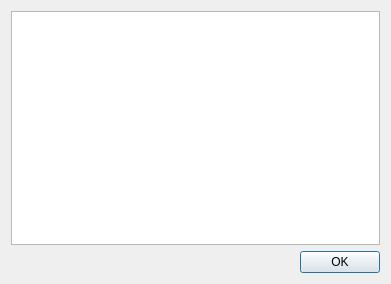
Above: libs/habutil/habit/ResultsScannerForm.ui from djsperka/habit2-src before the change. Below: the same form after it.
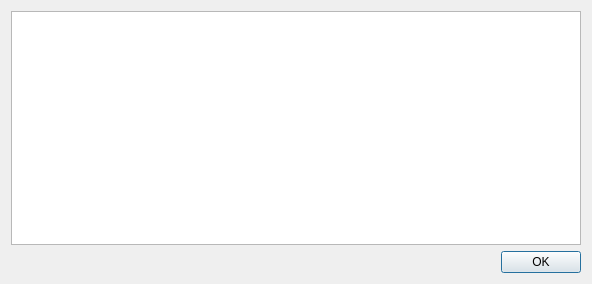
That is the form after the change.

Commit message: Change default width of dialog to display full paths without wrapping.

```diff
--- a/libs/habutil/habit/ResultsScannerForm.ui
+++ b/libs/habutil/habit/ResultsScannerForm.ui
@@ -6,7 +6,7 @@
    <rect>
     <x>0</x>
     <y>0</y>
-    <width>391</width>
+    <width>592</width>
     <height>284</height>
    </rect>
   </property>
```
